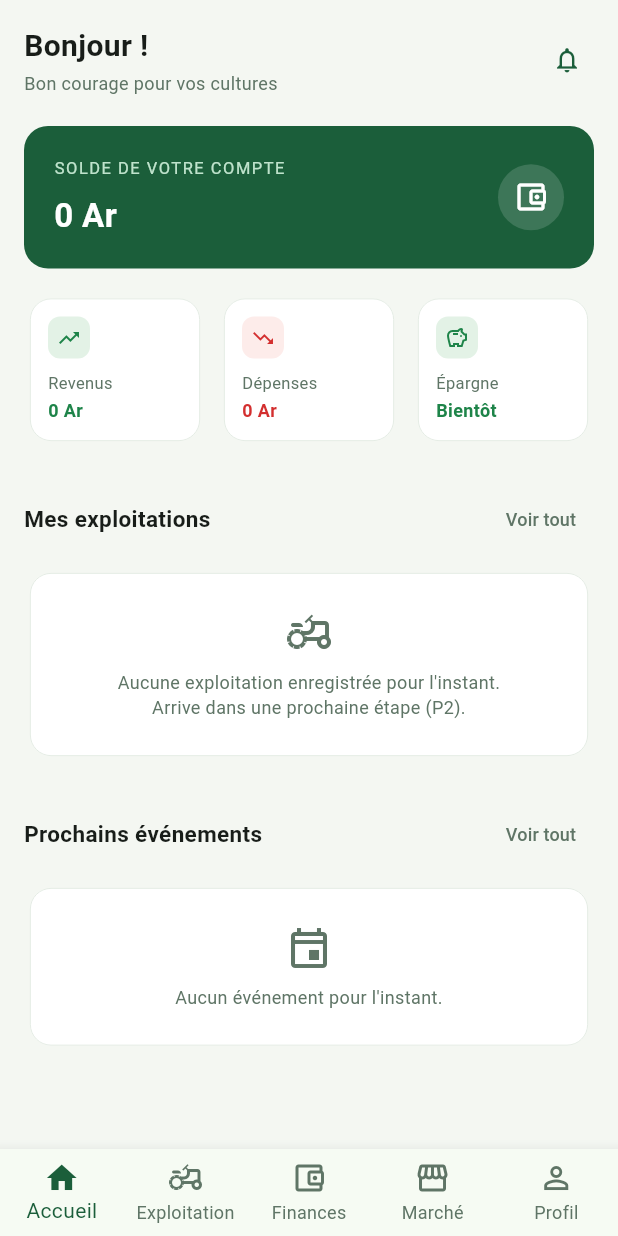
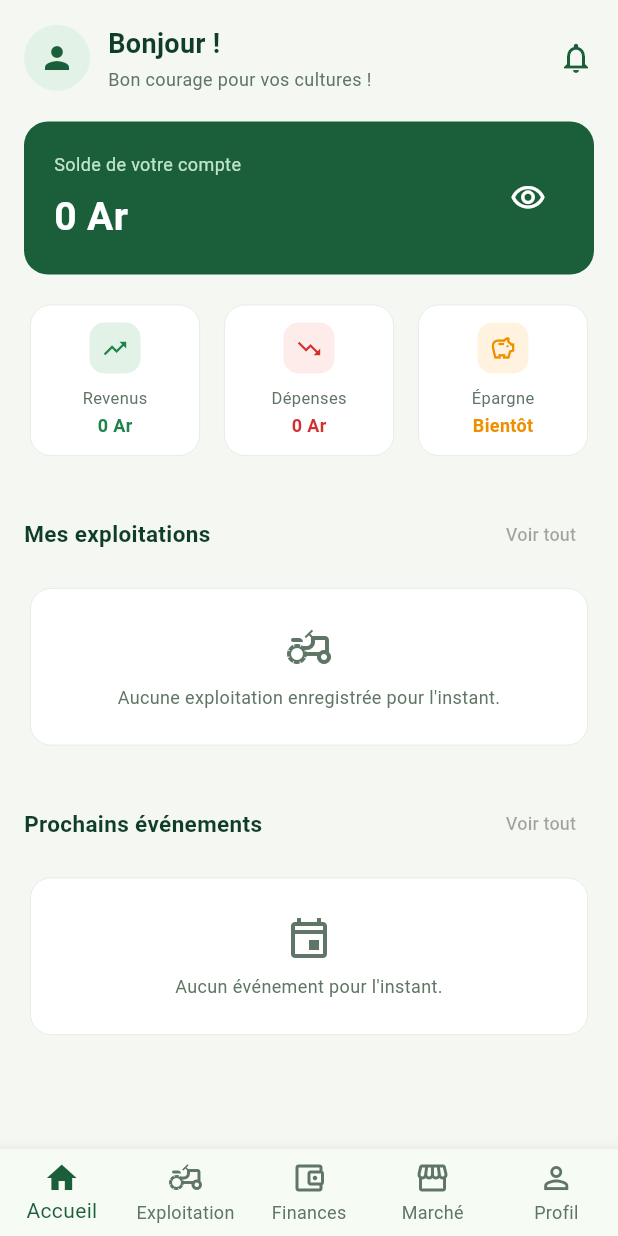
Before and after one commit to Cjaoh/MicfroFinanace_Tantsaha, a Flutter app: the screen it shows after launch, on a phone screen of 412 x 824 dp. Run offline on Flutter 3.47's test engine with Material 3 defaults, Android fonts, the phone set to English and light mode, and no system bars; our stand-ins replace sqflite; accounts and stored records are empty.

Commit message:
feat(ui): tableau de bord

```diff
--- a/lib/screens/accueil_screen.dart
+++ b/lib/screens/accueil_screen.dart
@@ -4,16 +4,22 @@ import 'package:intl/intl.dart';
 import '../core/app_theme.dart';
 import '../providers/transaction_provider.dart';
 
-/// Écran "Accueil" — tableau de bord, premier écran de la maquette.
+/// Écran 3 de la maquette : Tableau de bord.
 ///
-/// Le solde et les totaux revenus/dépenses viennent du vrai
-/// [TransactionProvider] (donc de SQLite). Les sections "Mes
-/// exploitations" et "Prochains événements" n'ont pas encore de données
-/// réelles derrière (modules P2/P4 non développés) : on affiche un état
-/// vide honnête plutôt que des exemples inventés comme sur la maquette
-/// (qui montre un agriculteur fictif "Rado" à titre d'exemple).
-class AccueilScreen extends StatelessWidget {
+/// Le solde et les totaux viennent du vrai [TransactionProvider] (SQLite).
+/// Les sections "Mes exploitations" et "Prochains événements" restent en
+/// état vide tant que les modules correspondants n'existent pas : on
+/// n'affiche jamais de données inventées.
+class AccueilScreen extends StatefulWidget {
   const AccueilScreen({super.key});
+
+  @override
+  State<AccueilScreen> createState() => _AccueilScreenState();
+}
+
+class _AccueilScreenState extends State<AccueilScreen> {
+  // Œil de la maquette : masque le solde (utile en public).
+  bool _soldeVisible = true;
 
   String _formatAriary(int montant) {
     return '${NumberFormat('#,###', 'fr_FR').format(montant).replaceAll(',', ' ')} Ar';
@@ -28,37 +34,41 @@ class AccueilScreen extends StatelessWidget {
         child: ListView(
           padding: const EdgeInsets.fromLTRB(16, 16, 16, 24),
           children: [
-            // En-tête : salutation + notifications
+            // En-tête : avatar + salutation + cloche
             Row(
-              mainAxisAlignment: MainAxisAlignment.spaceBetween,
               children: [
-                const Column(
+                const CircleAvatar(
+                  radius: 22,
+                  backgroundColor: AppColors.revBg,
+                  child: Icon(Icons.person, color: AppColors.primary),
+                ),
+                const SizedBox(width: 12),
+                const Expanded(
+                  child: Column(
                     crossAxisAlignment: CrossAxisAlignment.start,
                     children: [
                       Text(
                         'Bonjour !',
-                      style: TextStyle(fontSize: 20, fontWeight: FontWeight.w600),
+                        style: TextStyle(
+                          fontSize: 18,
+                          fontWeight: FontWeight.w700,
+                          color: AppColors.accentText,
+                        ),
                       ),
                       SizedBox(height: 2),
                       Text(
-                      'Bon courage pour vos cultures',
+                        'Bon courage pour vos cultures !',
                         style: TextStyle(fontSize: 12, color: AppColors.mutedText),
                       ),
                     ],
                   ),
-                Container(
-                  padding: const EdgeInsets.all(8),
-                  decoration: BoxDecoration(
-                    color: AppColors.primaryPale,
-                    shape: BoxShape.circle,
                 ),
-                  child: const Icon(Icons.notifications_outlined, color: AppColors.primary, size: 20),
-                ),
+                const Icon(Icons.notifications_outlined, color: AppColors.primary),
               ],
             ),
             const SizedBox(height: 20),
 
-            // Carte solde du compte
+            // Carte solde (vert foncé) avec œil
             Container(
               width: double.infinity,
               padding: const EdgeInsets.all(20),
@@ -72,32 +82,28 @@ class AccueilScreen extends StatelessWidget {
                   Column(
                     crossAxisAlignment: CrossAxisAlignment.start,
                     children: [
-                      Text(
-                        'SOLDE DE VOTRE COMPTE',
-                        style: TextStyle(
-                          fontSize: 11,
-                          letterSpacing: 1.0,
-                          color: AppColors.subtleGreen,
-                        ),
+                      const Text(
+                        'Solde de votre compte',
+                        style: TextStyle(fontSize: 12, color: AppColors.subtleGreen),
                       ),
                       const SizedBox(height: 8),
                       Text(
-                        _formatAriary(provider.balance),
+                        _soldeVisible ? _formatAriary(provider.balance) : '•••••• Ar',
                         style: const TextStyle(
-                          fontSize: 22,
+                          fontSize: 26,
                           color: Colors.white,
                           fontWeight: FontWeight.bold,
                         ),
                       ),
                     ],
                   ),
-                  Container(
-                    padding: const EdgeInsets.all(10),
-                    decoration: BoxDecoration(
-                      color: Colors.white.withValues(alpha: 0.15),
-                      shape: BoxShape.circle,
+                  IconButton(
+                    onPressed: () => setState(() => _soldeVisible = !_soldeVisible),
+                    tooltip: _soldeVisible ? 'Masquer le solde' : 'Afficher le solde',
+                    icon: Icon(
+                      _soldeVisible ? Icons.visibility_outlined : Icons.visibility_off_outlined,
+                      color: Colors.white,
                     ),
-                    child: const Icon(Icons.account_balance_wallet_outlined, color: Colors.white),
                   ),
                 ],
               ),
@@ -113,7 +119,7 @@ class AccueilScreen extends StatelessWidget {
                     iconeBg: AppColors.revBg,
                     iconeColor: AppColors.revAmount,
                     label: 'Revenus',
-                    valeur: _formatAriary(provider.totalRevenus),
+                    valeur: _soldeVisible ? _formatAriary(provider.totalRevenus) : '••••',
                   ),
                 ),
                 const SizedBox(width: 8),
@@ -123,15 +129,15 @@ class AccueilScreen extends StatelessWidget {
                     iconeBg: AppColors.depBg,
                     iconeColor: AppColors.depAmount,
                     label: 'Dépenses',
-                    valeur: _formatAriary(provider.totalDepenses),
+                    valeur: _soldeVisible ? _formatAriary(provider.totalDepenses) : '••••',
                   ),
                 ),
                 const SizedBox(width: 8),
-                Expanded(
+                const Expanded(
                   child: _StatCard(
                     icone: Icons.savings_outlined,
-                    iconeBg: AppColors.revBg,
-                    iconeColor: AppColors.revAmount,
+                    iconeBg: AppColors.savBg,
+                    iconeColor: AppColors.savAmount,
                     label: 'Épargne',
                     valeur: 'Bientôt',
                   ),
@@ -140,16 +146,15 @@ class AccueilScreen extends StatelessWidget {
             ),
             const SizedBox(height: 24),
 
-            _SectionHeader(titre: 'Mes exploitations'),
+            const _SectionHeader(titre: 'Mes exploitations'),
             const SizedBox(height: 8),
             const _EmptyStateCard(
               icone: Icons.agriculture_outlined,
-              message:
-                  "Aucune exploitation enregistrée pour l'instant.\nArrive dans une prochaine étape (P2).",
+              message: "Aucune exploitation enregistrée pour l'instant.",
             ),
             const SizedBox(height: 24),
 
-            _SectionHeader(titre: 'Prochains événements'),
+            const _SectionHeader(titre: 'Prochains événements'),
             const SizedBox(height: 8),
             const _EmptyStateCard(
               icone: Icons.event_outlined,
@@ -162,8 +167,7 @@ class AccueilScreen extends StatelessWidget {
   }
 }
 
-/// Carte de statistique (Revenus / Dépenses / Épargne) avec icône colorée,
-/// reproduisant le style de la maquette.
+/// Carte de statistique avec icône colorée (style maquette).
 class _StatCard extends StatelessWidget {
   final IconData icone;
   final Color iconeBg;
@@ -185,22 +189,24 @@ class _StatCard extends StatelessWidget {
       child: Padding(
         padding: const EdgeInsets.all(12),
         child: Column(
-          crossAxisAlignment: CrossAxisAlignment.start,
           children: [
             Container(
-              padding: const EdgeInsets.all(6),
+              padding: const EdgeInsets.all(8),
               decoration: BoxDecoration(
                 color: iconeBg,
-                borderRadius: BorderRadius.circular(8),
+                borderRadius: BorderRadius.circular(10),
               ),
-              child: Icon(icone, size: 16, color: iconeColor),
+              child: Icon(icone, size: 18, color: iconeColor),
             ),
             const SizedBox(height: 8),
             Text(label, style: const TextStyle(fontSize: 11, color: AppColors.mutedText)),
             const SizedBox(height: 2),
-            Text(
+            FittedBox(
+              fit: BoxFit.scaleDown,
+              child: Text(
                 valeur,
-              style: TextStyle(fontSize: 12, fontWeight: FontWeight.w600, color: iconeColor),
+                style: TextStyle(fontSize: 12, fontWeight: FontWeight.w700, color: iconeColor),
+              ),
             ),
           ],
         ),
@@ -218,11 +224,18 @@ class _SectionHeader extends StatelessWidget {
     return Row(
       mainAxisAlignment: MainAxisAlignment.spaceBetween,
       children: [
-        Text(titre, style: const TextStyle(fontSize: 15, fontWeight: FontWeight.w600)),
-        // "Voir tout" désactivé : honnête tant qu'il n'y a rien à voir.
-        TextButton(
+        Text(
+          titre,
+          style: const TextStyle(
+            fontSize: 15,
+            fontWeight: FontWeight.w700,
+            color: AppColors.accentText,
+          ),
+        ),
+        // "Voir tout" désactivé tant qu'il n'y a rien à voir.
+        const TextButton(
           onPressed: null,
-          child: Text('Voir tout', style: TextStyle(fontSize: 12, color: AppColors.mutedText)),
+          child: Text('Voir tout', style: TextStyle(fontSize: 12)),
         ),
       ],
     );
@@ -239,6 +252,7 @@ class _EmptyStateCard extends StatelessWidget {
     return Card(
       child: Padding(
         padding: const EdgeInsets.symmetric(vertical: 24, horizontal: 16),
+        child: Center(
           child: Column(
             children: [
               Icon(icone, size: 32, color: AppColors.mutedText),
@@ -251,6 +265,7 @@ class _EmptyStateCard extends StatelessWidget {
             ],
           ),
         ),
+      ),
     );
   }
 }
```
Lines whose indentation alone changed are shown as unchanged.
